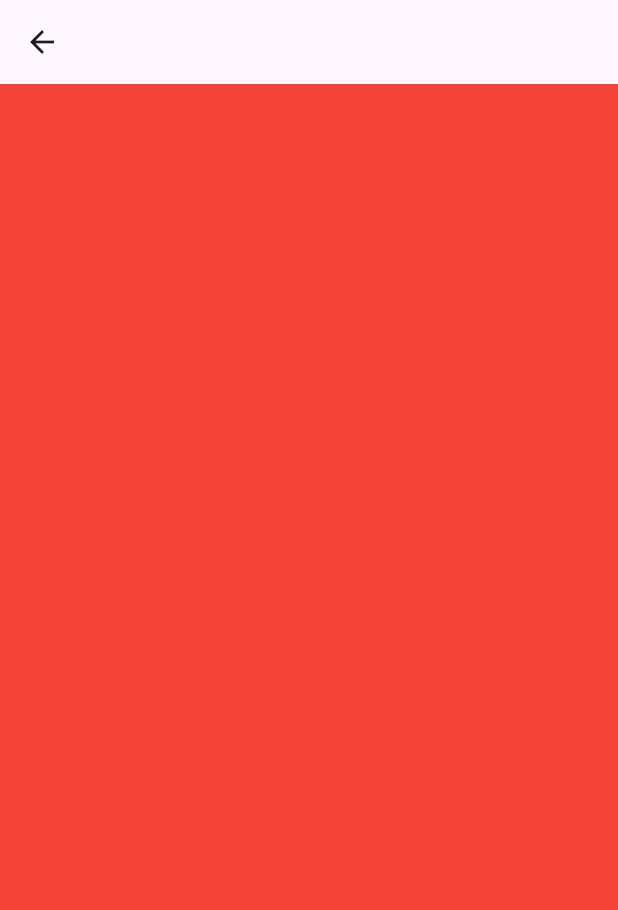
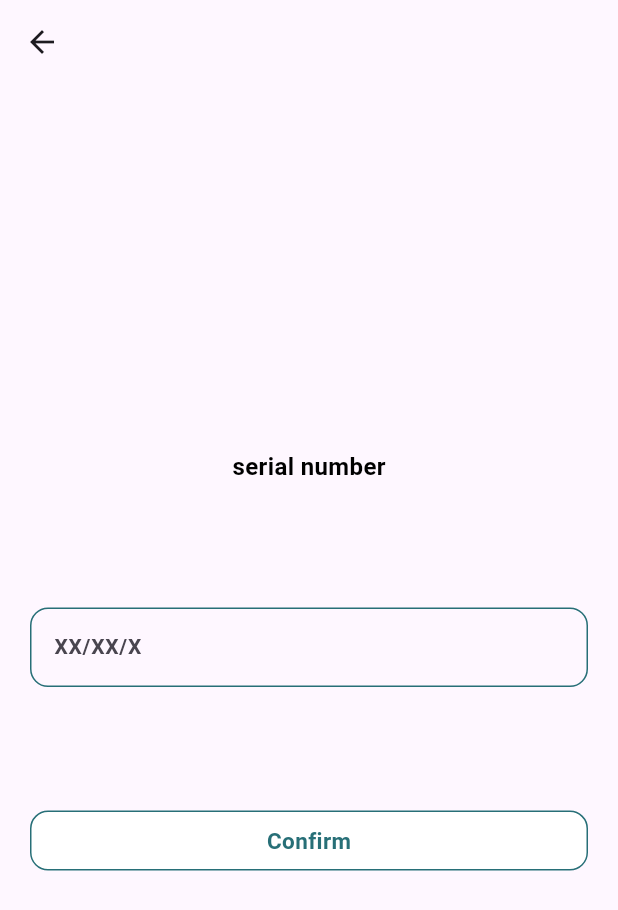
Before and after one commit to mohamed6572/pueri, a Flutter app: the Watch_Screen screen opened directly, on a phone screen of 412 x 824 dp. Shown: the top 910 px of the screen. Run offline on Flutter 3.47's test engine with Material 3 defaults, Android fonts, the phone set to English and light mode, and no system bars; our stand-ins replace animated_bottom_navigation_bar, bloc, buildcondition, cached_network_image, cloud_firestore, firebase_auth and 9 more; missing offline and left inert: dart:ffi, sms_otp_auto_verify; accounts and stored records are empty; network calls fail.

Commit message:
done desgin

```diff
--- a/lib/presentation/UI/doctor/doctor_book.dart
+++ b/lib/presentation/UI/doctor/doctor_book.dart
@@ -19,6 +19,7 @@ import 'package:pueri/presentation/resourses/styles/styles.dart';
 import '../../../app/cubit/cubit.dart';
 import '../../../app/cubit/state.dart';
 import '../../resourses/models/hospital_model/hospital_model.dart';
+import '../message/message_details_screen.dart';
 import 'doctor_components.dart';
 import 'doctor_view_all.dart';
 
@@ -72,7 +73,7 @@ int h_index =0;
                           child: Image.asset('assets/images/back_arrow.png')),
                       InkWell(
                           onTap: () {
-                            Navigator.pop(context);
+                            AppConstants.navigateTo(context, Message_Details_Screen());
                           },
                           child: Icon(
                             Icons.email_rounded,
@@ -147,7 +148,7 @@ int h_index =0;
                           onTap: () {
 
                           },
-                          text: 'Books',
+                          text: 'Book',
                           condetion: false,
                         ),
                       ),
@@ -158,6 +159,7 @@ int h_index =0;
                         child: AppConstants.defButton(
                           color: Colors.white,
                           onTap: () {
+                            AppConstants.navigateTo(context, Message_Details_Screen());
                           },
                           textColor: AppColors.primary,
                           text: 'Massage',
--- a/lib/presentation/UI/home/home_components.dart
+++ b/lib/presentation/UI/home/home_components.dart
@@ -100,7 +100,7 @@ class Home_widget extends StatelessWidget {
                   ),
                   Text(
                     '${beds} Beds',
-                    style: Styles.semi_bold_16.copyWith(color: Colors.green,fontSize: 11,overflow: TextOverflow.ellipsis),maxLines: 1,
+                    style: Styles.semi_bold_16.copyWith(color:beds =='0' ? Colors.red: Colors.green,fontSize: 11,overflow: TextOverflow.ellipsis),maxLines: 1,
                   ),
                 ],
               ),
--- a/lib/presentation/UI/watch/watch.dart
+++ b/lib/presentation/UI/watch/watch.dart
@@ -7,10 +7,13 @@ import 'package:firebase_auth/firebase_auth.dart';
 import 'package:flutter/material.dart';
 import 'package:flutter_bloc/flutter_bloc.dart';
 import 'package:flutter_svg/flutter_svg.dart';
+import 'package:pueri/presentation/UI/watch/watch_widget_screen.dart';
 import 'package:pueri/presentation/resourses/styles/colors.dart';
 
 import '../../../app/cubit/cubit.dart';
 import '../../../app/cubit/state.dart';
+import '../../resourses/constants/app_constants.dart';
+import '../../resourses/styles/styles.dart';
 
 
 class Watch_Screen extends StatefulWidget {
@@ -32,6 +35,7 @@ class _Watch_ScreenState extends State<Watch_Screen> {
 
 
   }
+  var controler = TextEditingController();
   @override
   Widget build(BuildContext context) {
     return BlocConsumer<AppCubit, AppState>(
@@ -48,10 +52,72 @@ class _Watch_ScreenState extends State<Watch_Screen> {
           body:RefreshIndicator(
               color: AppColors.primary,
               onRefresh: () => _refreshData(context),
-              child: state is GetUserDataLodingState ?Center(child: CircularProgressIndicator(),): BuildCondition(
-                builder: (context) => Container(color: Colors.red,),
-                fallback: (context) => Center(child: CircularProgressIndicator(),),
-                condition:true, //cubit.student_model !=null,
+              child: state is GetUserDataLodingState ?Center(child: CircularProgressIndicator(),): Padding(
+                padding: const EdgeInsets.all(20.0),
+                child: Column(
+                  mainAxisAlignment: MainAxisAlignment.center,
+                  children: [
+                    Text('serial number',style: Styles.bold_16.copyWith(color: Colors.black),),
+                    SizedBox(height: MediaQuery.sizeOf(context).height/10,),
+                    TextFormField(
+                      style: Styles.semi_bold_14,
+                      controller: controler,
+                      maxLines: 1,
+                      minLines: null,
+                      validator: (value) {
+                        if (value == null ||
+                            value.trim().isEmpty) {
+                          return 'please enter serial number ';
+                        }
+
+                        return null;
+                      },
+                      decoration: InputDecoration(
+                          enabledBorder: OutlineInputBorder(
+                              borderRadius:
+                              BorderRadius.circular(12),
+                              borderSide: BorderSide(
+                                  color: AppColors.primary)),
+                          errorBorder: OutlineInputBorder(
+                              borderRadius:
+                              BorderRadius.circular(12),
+                              borderSide: BorderSide(
+                                  color: Colors.red)),
+                          disabledBorder: OutlineInputBorder(
+                              borderRadius:
+                              BorderRadius.circular(12),
+                              borderSide: BorderSide(
+                                  color: AppColors.primary)),
+                          hintText: 'XX/XX/X',
+                          focusedBorder: OutlineInputBorder(
+                            borderRadius: BorderRadius.circular(12),
+                            borderSide: BorderSide(
+
+                                color:   AppColors.primary),),
+                          border: OutlineInputBorder(
+                              borderRadius:
+                              BorderRadius.circular(12))),
+                    ),
+                    SizedBox(height: MediaQuery.sizeOf(context).height/10,),
+                    Row(
+                      children: [
+                        Expanded(
+                          child: AppConstants.defButton(
+                            color:Colors.white,
+                            onTap: () {
+AppConstants.navigateTo(context, Watch__Widget_Screen());
+                            },
+                            textColor: AppColors.primary,
+                            text: 'Confirm',
+                            condetion: false,
+                          ),
+                        ),
+
+
+                      ],
+                    ),
+                  ],
+                ),
               )),
         );
       },
```
Also changed, not shown: lib/presentation/UI/home/home.dart (+7 -1 lines), lib/presentation/UI/home/home_view_all.dart (+8 -2 lines), lib/presentation/UI/home/home_widget_screen.dart (added, +152 -0 lines), lib/presentation/UI/watch/watch_widget_screen.dart (added, +202 -0 lines), assets/images/hospital_image1.png (added), assets/images/hospital_image2.png (added), assets/images/temp.png (added).
